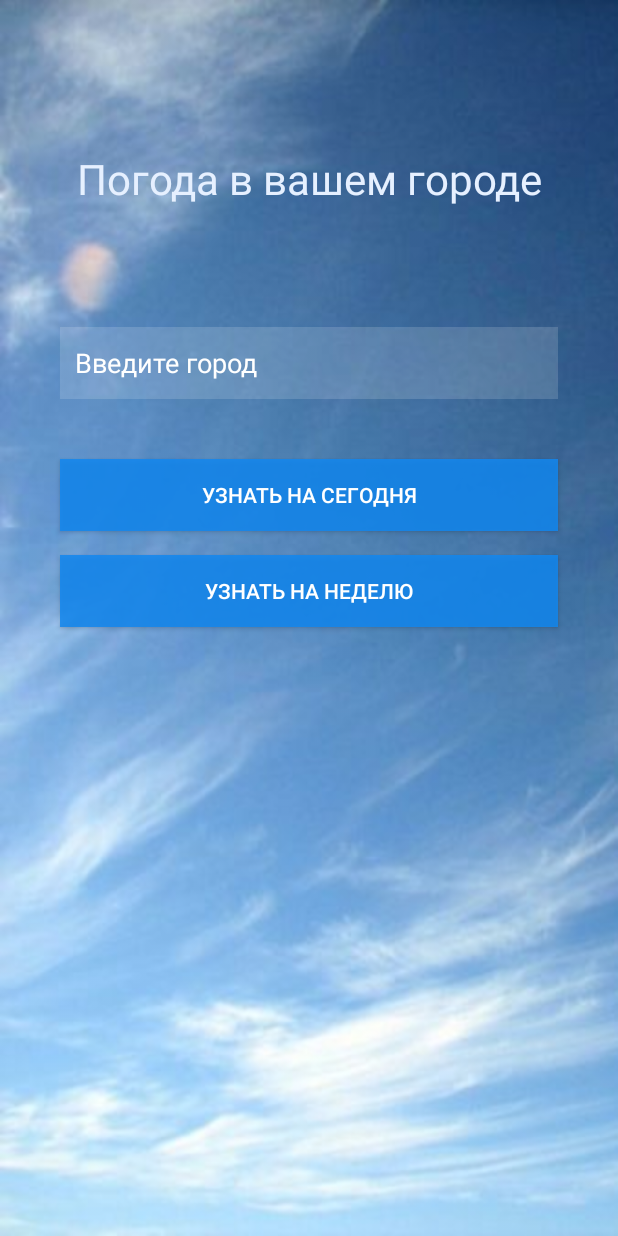
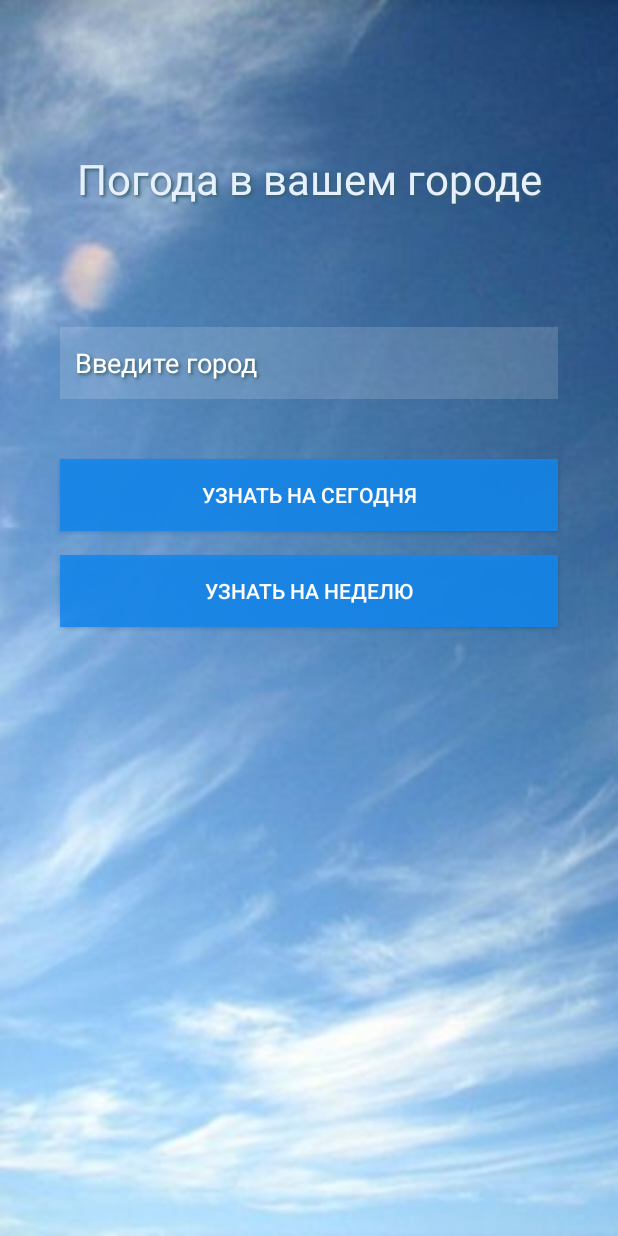
Before and after one commit to TheyCallMeRobinson/WeatherForecast, an Android app: the screen it shows after launch (MainActivity), on a phone screen of 412 x 824 dp. Run offline under Robolectric (Android 15) with nearby library versions, the light colour scheme and no system bars.

Commit message:
Add Forecast Detail View background image and add text shadows

```diff
--- a/app/src/main/res/layout/activity_main.xml
+++ b/app/src/main/res/layout/activity_main.xml
@@ -9,33 +9,27 @@
 
     <TextView
         android:id="@+id/textView"
+        style="@style/Text.MainTextView"
         android:text="@string/weatherInYourCity"
         app:layout_constraintEnd_toEndOf="parent"
         app:layout_constraintStart_toStartOf="parent"
-        app:layout_constraintTop_toTopOf="parent"
-        style="@style/Text.MainTextView" />
+        app:layout_constraintTop_toTopOf="parent" />
 
     <AutoCompleteTextView
         android:id="@+id/etCityName"
         style="@style/Text.MainEditText"
-        android:background="@color/white_pale"
         android:hint="@string/inputCity"
-        android:inputType="textPersonName"
-        android:minHeight="48dp"
-        android:paddingStart="10dp"
-        android:textColorHint="@color/white"
         app:layout_constraintEnd_toEndOf="parent"
         app:layout_constraintStart_toStartOf="parent"
-        app:layout_constraintTop_toBottomOf="@+id/textView"
-        tools:ignore="RtlSymmetry" />
+        app:layout_constraintTop_toBottomOf="@+id/textView" />
 
     <Button
         android:id="@+id/btnGetForecastForToday"
+        style="@style/Button"
         android:text="@string/getForecastForToday"
         app:layout_constraintEnd_toEndOf="parent"
         app:layout_constraintStart_toStartOf="parent"
-        app:layout_constraintTop_toBottomOf="@+id/etCityName"
-        style="@style/Button" />
+        app:layout_constraintTop_toBottomOf="@+id/etCityName" />
 
     <Button
         android:id="@+id/btnGetForecastForWeek"
@@ -54,7 +48,6 @@
         android:layout_marginTop="50dp"
         android:visibility="invisible"
         app:layout_constraintEnd_toEndOf="parent"
-        app:layout_constraintHorizontal_bias="0.498"
         app:layout_constraintStart_toStartOf="parent"
         app:layout_constraintTop_toBottomOf="@+id/btnGetForecastForWeek" />
 
--- a/app/src/main/res/layout/forecast_list_item.xml
+++ b/app/src/main/res/layout/forecast_list_item.xml
@@ -8,6 +8,7 @@
     android:dividerPadding="2.5dp"
     android:minHeight="50dp"
     android:showDividers="middle"
+    android:background="@color/white_pale"
     >
 
     <ImageView
--- a/app/src/main/res/values/colors.xml
+++ b/app/src/main/res/values/colors.xml
@@ -6,6 +6,7 @@
     <color name="black">#181818</color>
     <color name="white">#FFFFFF</color>
     <color name="white_pale">#26FFFFFF</color>
-    <color name="white_light_pale">#E6F0FF</color>
+    <color name="white_light_pale">#B3FFFFFF</color>
+    <color name="sky_blue">#E6F0FF</color>
     <color name="black_pale">#27000000</color>
 </resources>
--- a/app/src/main/res/values/styles.xml
+++ b/app/src/main/res/values/styles.xml
@@ -3,10 +3,14 @@
 
     <style name="Text">
         <item name="android:textColor">@color/black</item>
+        <item name="android:shadowColor">@color/darkBlue</item>
+        <item name="android:shadowDx">2</item>
+        <item name="android:shadowDy">2</item>
+        <item name="android:shadowRadius">2</item>
     </style>
 
     <style name="Text.MainTextView">
-        <item name="android:textColor">@color/white_light_pale</item>
+        <item name="android:textColor">@color/sky_blue</item>
         <item name="android:shadowColor">@color/darkBlue</item>
         <item name="android:layout_width">match_parent</item>
         <item name="android:layout_height">wrap_content</item>
@@ -19,6 +23,11 @@
 
     <style name="Text.MainEditText">
         <item name="android:textColor">@color/white</item>
+        <item name="android:background">@color/white_pale</item>
+        <item name="android:textColorHint">@color/white</item>
+        <item name="android:inputType">textPersonName</item>
+        <item name="android:minHeight">48dp</item>
+        <item name="android:paddingStart">10dp</item>
         <item name="android:layout_width">match_parent</item>
         <item name="android:layout_height">wrap_content</item>
         <item name="android:layout_marginTop">80dp</item>
@@ -28,6 +37,10 @@
     </style>
 
     <style name="Text.ForecastTextView">
+        <item name="android:textColor">@color/sky_blue</item>
+        <item name="android:shadowColor">@color/darkBlue</item>
+        <item name="android:paddingStart">10dp</item>
+        <item name="android:paddingEnd">5dp</item>
         <item name="android:layout_width">wrap_content</item>
         <item name="android:layout_height">wrap_content</item>
         <item name="android:layout_marginTop">50dp</item>
@@ -36,15 +49,22 @@
     </style>
 
     <style name="Text.ForecastDetailsTextView">
+        <item name="android:textColor">@color/sky_blue</item>
+        <item name="android:shadowColor">@color/darkBlue</item>
+        <item name="android:background">@color/white_pale</item>
+        <item name="android:paddingStart">10dp</item>
+        <item name="android:paddingEnd">5dp</item>
         <item name="android:layout_width">wrap_content</item>
         <item name="android:layout_height">wrap_content</item>
         <item name="android:layout_marginTop">20dp</item>
         <item name="android:layout_marginStart">16dp</item>
         <item name="android:textSize">18sp</item>
-        <item name="android:ems">7</item>
+        <item name="android:ems">8</item>
     </style>
 
     <style name="Text.ForecastDetailsTextViewValue">
+        <item name="android:textColor">@color/sky_blue</item>
+        <item name="android:shadowColor">@color/darkBlue</item>
         <item name="android:layout_width">wrap_content</item>
         <item name="android:layout_height">wrap_content</item>
         <item name="android:layout_marginTop">20dp</item>
```
Also changed, not shown: app/src/main/res/layout/activity_forecast_data.xml (+6 -6 lines).
